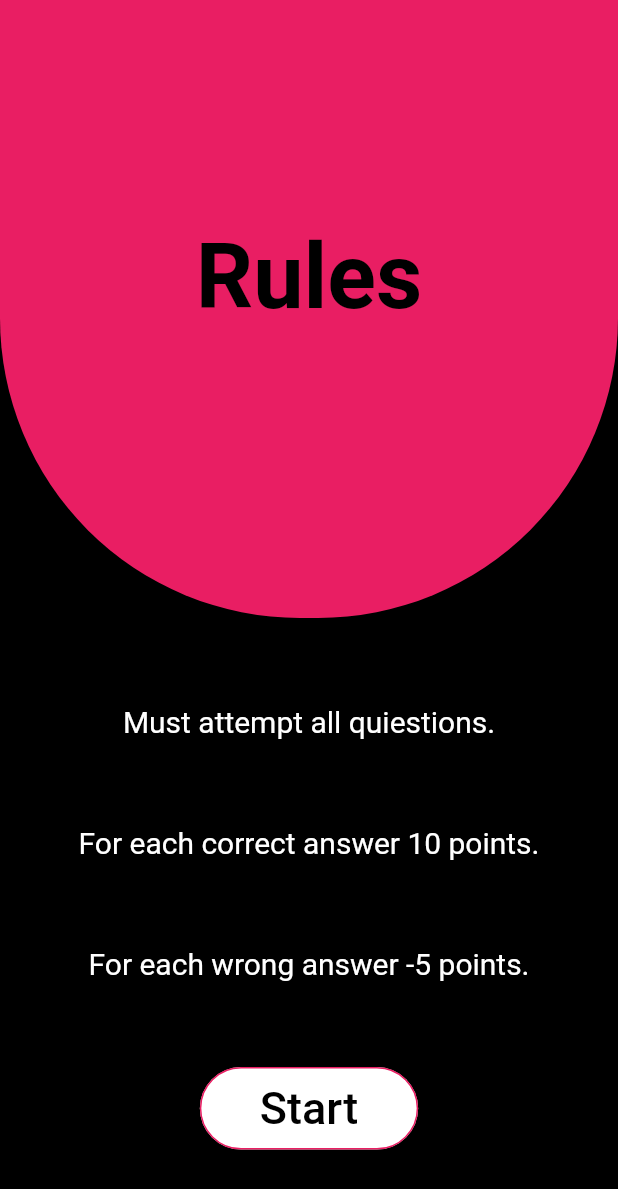
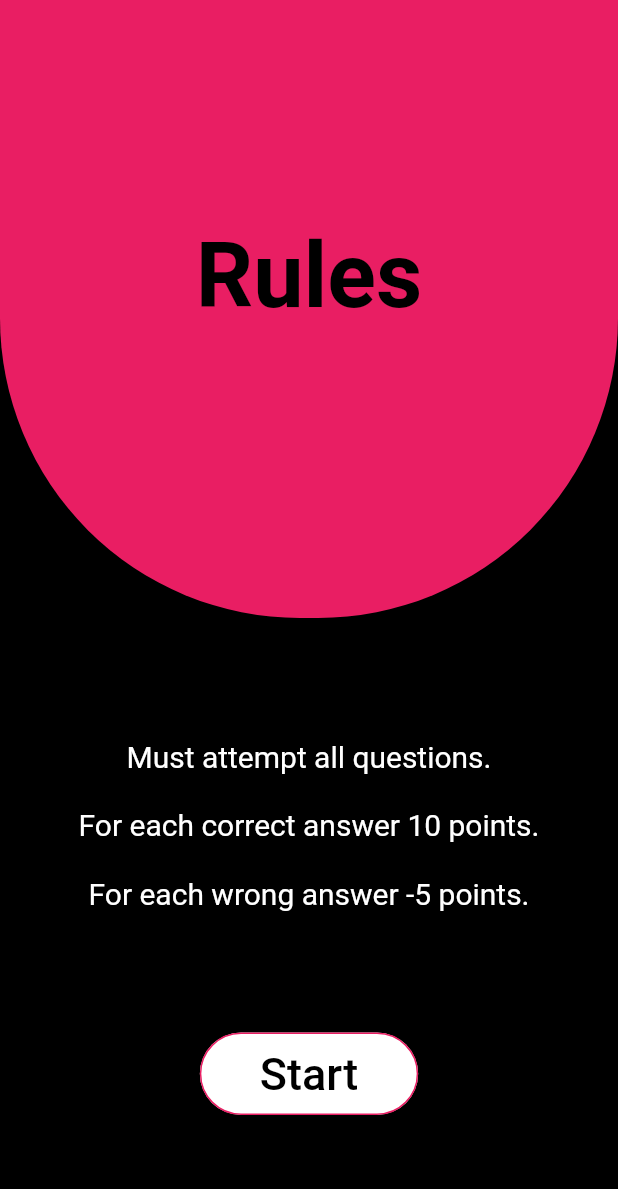
Before and after one commit to Syamgith/Quizzy, a Flutter app: the Rules screen opened directly, on a phone screen of 412 x 824 dp. Shown: the top 1189 px of the screen. Run offline on Flutter 3.47's test engine with Material 2 defaults, Android fonts, the phone set to English and light mode, and no system bars; network calls fail.

Commit message:
ui corrected

```diff
--- a/quizzy_flutter/lib/screens/play_screen.dart
+++ b/quizzy_flutter/lib/screens/play_screen.dart
@@ -47,7 +47,7 @@ class _PlayScreenState extends State<PlayScreen> {
   void loadQuestion() {
     if (quiz != null) {
       if (questionNo >= 5) {
-        Navigator.push(
+        Navigator.pushReplacement(
             context, MaterialPageRoute(builder: (context) => Result(points)));
       } else {
         setState(() {
--- a/quizzy_flutter/lib/screens/result_screen.dart
+++ b/quizzy_flutter/lib/screens/result_screen.dart
@@ -32,7 +32,8 @@ class Result extends StatelessWidget {
               ),
               SizedBox(height: 30),
               Text(
-                'You scored \n $points points!',
+                'You scored \n$points points!',
+                textAlign: TextAlign.justify,
                 style: TextStyle(
                     color: Colors.white,
                     fontSize: 30,
--- a/quizzy_flutter/lib/screens/rules.dart
+++ b/quizzy_flutter/lib/screens/rules.dart
@@ -24,16 +24,12 @@ class Rules extends StatelessWidget {
                 crossAxisAlignment: CrossAxisAlignment.center,
                 children: <Widget>[
                   Text(
-                    'Must attempt all quiestions.',
-                    style: TextStyle(color: Colors.white, fontSize: 20),
-                  ),
-                  Text(
-                    'For each correct answer 10 points.',
-                    style: TextStyle(color: Colors.white, fontSize: 20),
-                  ),
-                  Text(
-                    'For each wrong answer -5 points.',
-                    style: TextStyle(color: Colors.white, fontSize: 20),
+                    'Must attempt all questions.\n \nFor each correct answer 10 points.\n \nFor each wrong answer -5 points.',
+                    textAlign: TextAlign.center,
+                    style: TextStyle(
+                      color: Colors.white,
+                      fontSize: 20,
+                    ),
                   ),
                   RaisedButton(
                     shape: RoundedRectangleBorder(
--- a/quizzy_flutter/lib/widgets/option_button.dart
+++ b/quizzy_flutter/lib/widgets/option_button.dart
@@ -21,6 +21,7 @@ class OptionButton extends StatelessWidget {
       padding: EdgeInsets.symmetric(horizontal: 20, vertical: 10),
       child: Text(
         option,
+        textAlign: TextAlign.center,
         style: TextStyle(
           fontSize: 22,
           color: Colors.black,
--- a/quizzy_flutter/lib/widgets/quiztitle_container.dart
+++ b/quizzy_flutter/lib/widgets/quiztitle_container.dart
@@ -8,7 +8,7 @@ class QuizTitleContainer extends StatelessWidget {
   Widget build(BuildContext context) {
     return Expanded(
       child: Container(
-        //padding: EdgeInsets.only(top: 100),
+        padding: EdgeInsets.symmetric(horizontal: 75, vertical: 5.0),
         decoration: BoxDecoration(
           color: Colors.pink,
           borderRadius: BorderRadius.only(
@@ -34,7 +34,7 @@ class QuizTitleContainer extends StatelessWidget {
               textAlign: TextAlign.center,
               style: TextStyle(
                   color: Colors.white,
-                  fontSize: 20,
+                  fontSize: 21,
                   fontWeight: FontWeight.bold),
             ),
           ],
```
